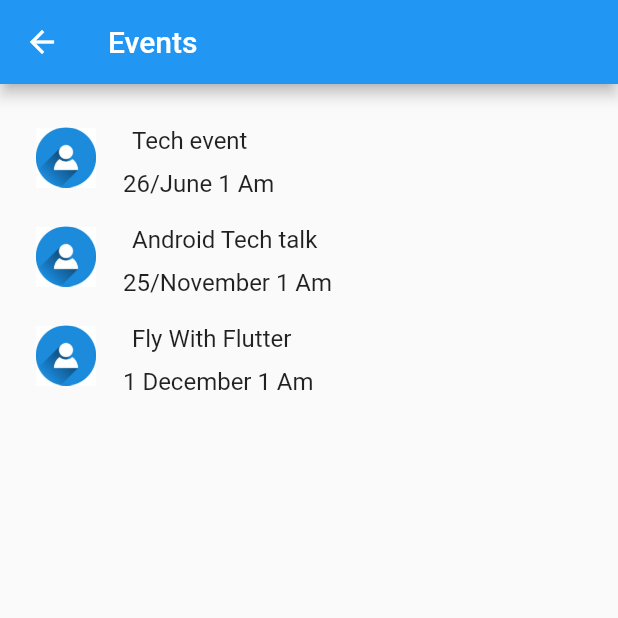
After one commit to gdgbaroda/raize, a Flutter app: the EventWidget screen opened directly, on a phone screen of 412 x 824 dp, the top half of it. The commit adds this screen. Run offline on Flutter 3.47's test engine with Material 2 defaults, Android fonts, the phone set to English and light mode, and no system bars.

Commit message:
- Event List Screen Added

```diff
--- /dev/null
+++ b/app/raize/lib/EventWidget.dart
@@ -0,0 +1,80 @@
+import 'package:flutter/material.dart';
+import 'package:raize/Model/EventModel.dart';
+
+class EventWidget extends StatefulWidget
+{
+  static String tag = 'eventList-screen';
+
+  EventWidget({Key key, this.event}) :super(key: key);
+    List<EventModel> event;
+    @override
+    _EventListState createState() => _EventListState();
+
+
+}
+
+class _EventListState extends State<EventWidget> {
+  @override
+  Widget build(BuildContext context) {
+    return new Scaffold(
+        appBar: new AppBar(
+          title: new Text("Events"),
+        ),
+        body: new Container(
+          padding: new EdgeInsets.all(8.0),
+          child: new Column(
+            crossAxisAlignment: CrossAxisAlignment.start,
+            children: <Widget>[
+              new Expanded(child: new ListView(
+                padding: new EdgeInsets.symmetric(vertical: 8.0),
+                children: widget.event.map((EventModel event) {
+                  return new EventItemList(event);
+                }).toList(),
+              )),
+
+
+            ],
+          ),
+        )
+    );
+  }
+}
+class EventItemList extends StatefulWidget{
+  final EventModel product;
+  EventItemList(EventModel product)
+      : product = product,
+        super(key: new ObjectKey(product));
+  @override
+  ShoppingItemState createState() {
+    return new ShoppingItemState(product);
+  }
+}
+class ShoppingItemState extends State<EventItemList> {
+  final EventModel product;
+  ShoppingItemState(this.product);
+  @override
+  Widget build(BuildContext context) {
+    return new ListTile(
+        onTap:null,
+        leading: new CircleAvatar(
+          backgroundColor: Colors.blue,
+          child: new Image(image: new AssetImage(product.eventUrl)),
+        ),
+        title: new Column(
+          mainAxisAlignment: MainAxisAlignment.spaceBetween,
+          crossAxisAlignment: CrossAxisAlignment.start,
+          children: <Widget>[
+
+            Padding(
+              padding: const EdgeInsets.all(8.0),
+              child: new Text(product.eventName),
+            ),
+            Padding(
+              padding: const EdgeInsets.all(2.0),
+              child: new Text(product.eventTime),
+            )
+          ],
+        )
+    );
+  }
+}
--- /dev/null
+++ b/app/raize/lib/Model/EventModel.dart
@@ -0,0 +1,7 @@
+class EventModel{
+  String eventName;
+  String eventUrl;
+  String  eventTime;
+  EventModel(this.eventName,this.eventUrl,this.eventTime);
+
+}
--- a/app/raize/lib/SignInWidget.dart
+++ b/app/raize/lib/SignInWidget.dart
@@ -1,4 +1,8 @@
+import 'dart:async';
+
 import 'package:flutter/material.dart';
+import 'package:raize/EventWidget.dart';
+import 'package:raize/Model/EventModel.dart';
 
 class SignInWidget extends StatefulWidget {
   static String tag = 'signin-screen';
@@ -10,6 +14,18 @@ class _SignInWidget extends State<SignInWidget> {
   @override
   void initState() {
     super.initState();
+
+    Timer(Duration(seconds: 5), () => Navigator.push(
+      context,
+      MaterialPageRoute(
+        builder: (context) => new EventWidget(event:
+      [
+      new EventModel('Tech event ','assets/person.jpeg',"26/June 1 Am"),
+      new EventModel('Android Tech talk ','assets/person.jpeg',"25/November 1 Am"),
+      new EventModel('Fly With Flutter ','assets/person.jpeg',"1 December 1 Am"),
+      ],),//goes to the next page
+      ),
+    ));
   }
 
   @override
--- a/app/raize/lib/main.dart
+++ b/app/raize/lib/main.dart
@@ -1,6 +1,7 @@
 import 'package:flutter/material.dart';
 import 'package:raize/SignInWidget.dart';
 import 'package:raize/SplashWidget.dart';
+import 'package:raize/EventWidget.dart';
 
 void main() => runApp(MyApp());
 
@@ -9,6 +10,7 @@ class MyApp extends StatelessWidget {
   final routes = <String, WidgetBuilder>{
     SplashWidget.tag: (context) => SplashWidget(),
     SignInWidget.tag: (context) => SignInWidget(),
+    EventWidget.tag: (context) => EventWidget(),
   };
   @override
   Widget build(BuildContext context) {
--- a/app/raize/pubspec.yaml
+++ b/app/raize/pubspec.yaml
@@ -39,10 +39,9 @@ flutter:
   # included with your application, so that you can use the icons in
   # the material Icons class.
   uses-material-design: true
+  assets:
+    - assets/person.jpeg
 
-  # To add assets to your application, add an assets section, like this:
-  # assets:
-  #  - images/a_dot_burr.jpeg
   #  - images/a_dot_ham.jpeg
 
   # An image asset can refer to one or more resolution-specific "variants", see
```
Also changed, not shown: app/raize/assets/person.jpeg (added).
